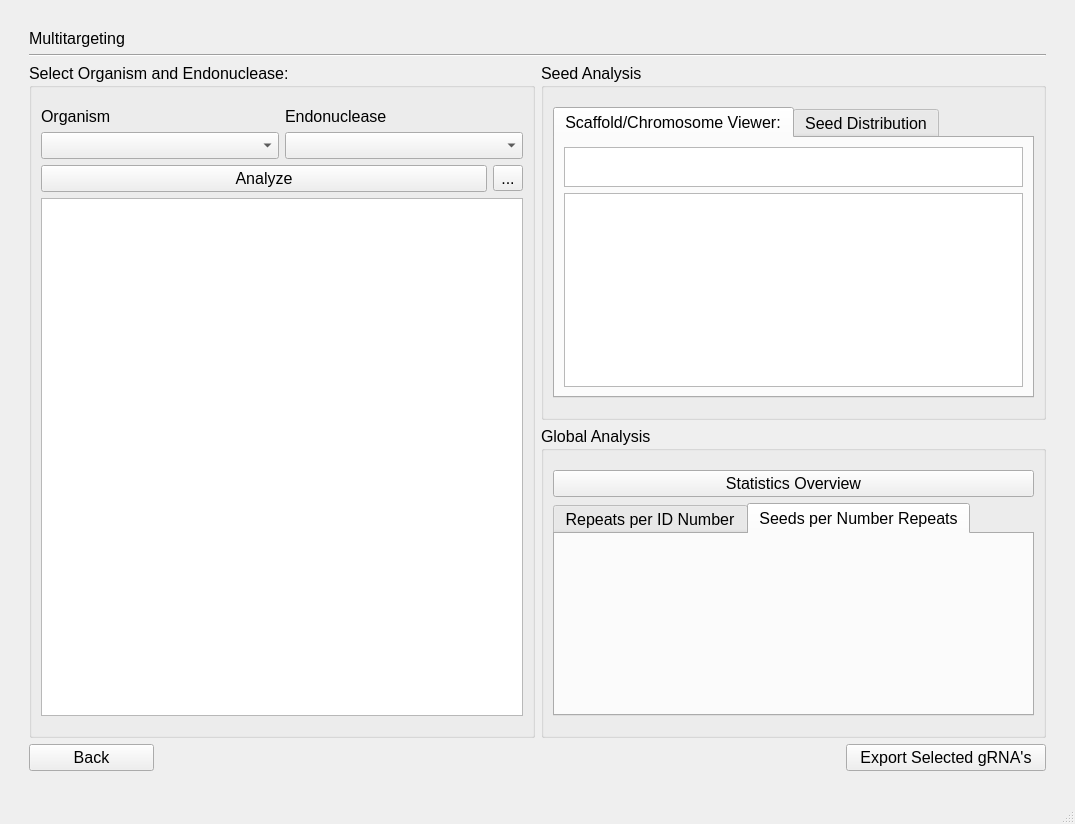
Above: mt.ui from TrinhLab/CASPERapp before the change. Below: the same form after it.
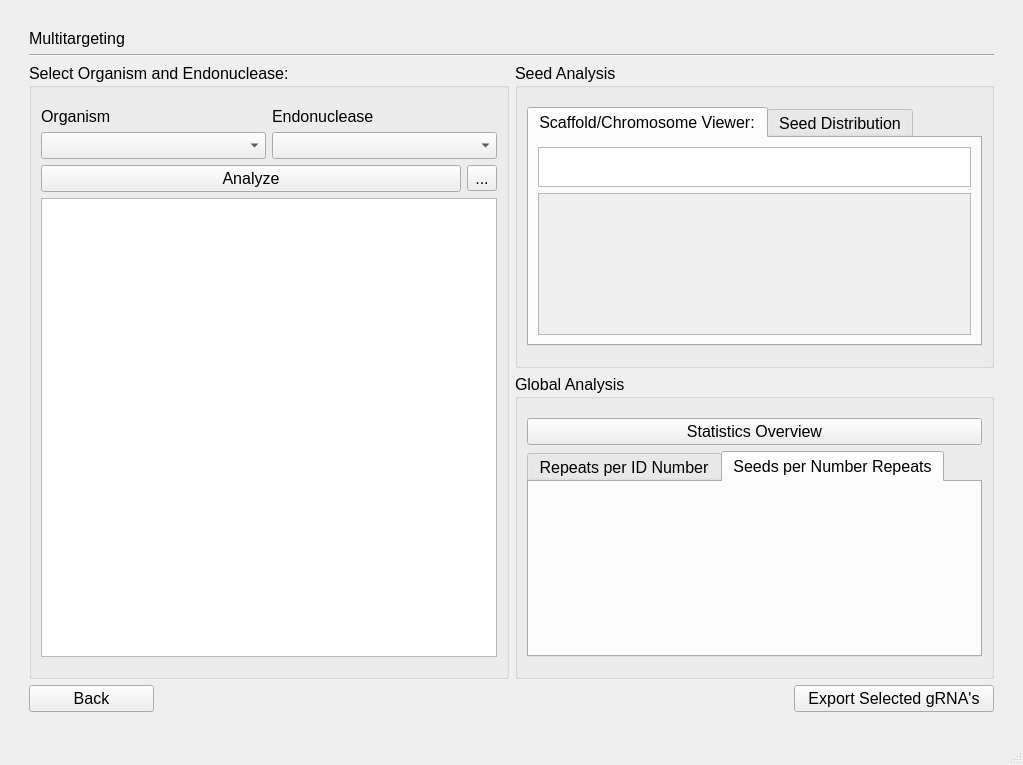
That is the form after the change.

Commit message: pushing new chromosome viewer for MT

The edit to the form file:
```diff
--- a/mt.ui
+++ b/mt.ui
@@ -6,8 +6,8 @@
    <rect>
     <x>0</x>
     <y>0</y>
-    <width>1075</width>
-    <height>824</height>
+    <width>1023</width>
+    <height>765</height>
    </rect>
   </property>
   <property name="font">
@@ -176,7 +176,7 @@
       <item row="2" column="1">
        <widget class="QGroupBox" name="groupBox_2">
         <property name="sizePolicy">
-         <sizepolicy hsizetype="Expanding" vsizetype="Preferred">
+         <sizepolicy hsizetype="Expanding" vsizetype="MinimumExpanding">
           <horstretch>0</horstretch>
           <verstretch>0</verstretch>
          </sizepolicy>
@@ -184,15 +184,59 @@
         <property name="minimumSize">
          <size>
           <width>0</width>
-          <height>275</height>
+          <height>0</height>
          </size>
         </property>
         <property name="title">
          <string>Seed Analysis</string>
         </property>
         <layout class="QGridLayout" name="gridLayout_6">
+         <item row="3" column="0">
+          <spacer name="verticalSpacer_8">
+           <property name="orientation">
+            <enum>Qt::Vertical</enum>
+           </property>
+           <property name="sizeType">
+            <enum>QSizePolicy::Fixed</enum>
+           </property>
+           <property name="sizeHint" stdset="0">
+            <size>
+             <width>10</width>
+             <height>10</height>
+            </size>
+           </property>
+          </spacer>
+         </item>
+         <item row="0" column="0">
+          <spacer name="verticalSpacer_7">
+           <property name="orientation">
+            <enum>Qt::Vertical</enum>
+           </property>
+           <property name="sizeType">
+            <enum>QSizePolicy::Fixed</enum>
+           </property>
+           <property name="sizeHint" stdset="0">
+            <size>
+             <width>10</width>
+             <height>10</height>
+            </size>
+           </property>
+          </spacer>
+         </item>
          <item row="1" column="0">
           <widget class="QTabWidget" name="tabWidget">
+           <property name="sizePolicy">
+            <sizepolicy hsizetype="Preferred" vsizetype="Preferred">
+             <horstretch>0</horstretch>
+             <verstretch>0</verstretch>
+            </sizepolicy>
+           </property>
+           <property name="minimumSize">
+            <size>
+             <width>0</width>
+             <height>0</height>
+            </size>
+           </property>
            <property name="currentIndex">
             <number>0</number>
            </property>
@@ -218,19 +262,26 @@
               </widget>
              </item>
              <item row="1" column="0">
-              <widget class="QGraphicsView" name="graphicsView">
+              <widget class="QScrollArea" name="scrollArea">
                <property name="sizePolicy">
-                <sizepolicy hsizetype="Expanding" vsizetype="Preferred">
+                <sizepolicy hsizetype="Preferred" vsizetype="Preferred">
                  <horstretch>0</horstretch>
                  <verstretch>0</verstretch>
                 </sizepolicy>
                </property>
-               <property name="maximumSize">
-                <size>
-                 <width>16777215</width>
-                 <height>16777215</height>
-                </size>
+               <property name="widgetResizable">
+                <bool>true</bool>
                </property>
+               <widget class="QWidget" name="scrollAreaWidgetContents">
+                <property name="geometry">
+                 <rect>
+                  <x>0</x>
+                  <y>0</y>
+                  <width>426</width>
+                  <height>131</height>
+                 </rect>
+                </property>
+               </widget>
               </widget>
              </item>
             </layout>
@@ -247,45 +298,13 @@
            </widget>
           </widget>
          </item>
-         <item row="0" column="0">
-          <spacer name="verticalSpacer_7">
-           <property name="orientation">
-            <enum>Qt::Vertical</enum>
-           </property>
-           <property name="sizeType">
-            <enum>QSizePolicy::Fixed</enum>
-           </property>
-           <property name="sizeHint" stdset="0">
-            <size>
-             <width>10</width>
-             <height>10</height>
-            </size>
-           </property>
-          </spacer>
-         </item>
-         <item row="2" column="0">
-          <spacer name="verticalSpacer_8">
-           <property name="orientation">
-            <enum>Qt::Vertical</enum>
-           </property>
-           <property name="sizeType">
-            <enum>QSizePolicy::Fixed</enum>
-           </property>
-           <property name="sizeHint" stdset="0">
-            <size>
-             <width>10</width>
-             <height>10</height>
-            </size>
-           </property>
-          </spacer>
-         </item>
         </layout>
        </widget>
       </item>
       <item row="3" column="1">
        <widget class="QGroupBox" name="groupBox_3">
         <property name="sizePolicy">
-         <sizepolicy hsizetype="Expanding" vsizetype="Preferred">
+         <sizepolicy hsizetype="Expanding" vsizetype="Expanding">
           <horstretch>0</horstretch>
           <verstretch>0</verstretch>
          </sizepolicy>
@@ -293,7 +312,13 @@
         <property name="minimumSize">
          <size>
           <width>0</width>
-          <height>275</height>
+          <height>0</height>
+         </size>
+        </property>
+        <property name="maximumSize">
+         <size>
+          <width>16777215</width>
+          <height>16777215</height>
          </size>
         </property>
         <property name="title">
@@ -337,6 +362,12 @@
          </item>
          <item row="2" column="0">
           <widget class="QTabWidget" name="tabWidget_2">
+           <property name="sizePolicy">
+            <sizepolicy hsizetype="Preferred" vsizetype="Preferred">
+             <horstretch>0</horstretch>
+             <verstretch>0</verstretch>
+            </sizepolicy>
+           </property>
            <property name="currentIndex">
             <number>1</number>
            </property>
```
The commit also changes 2 other files.
